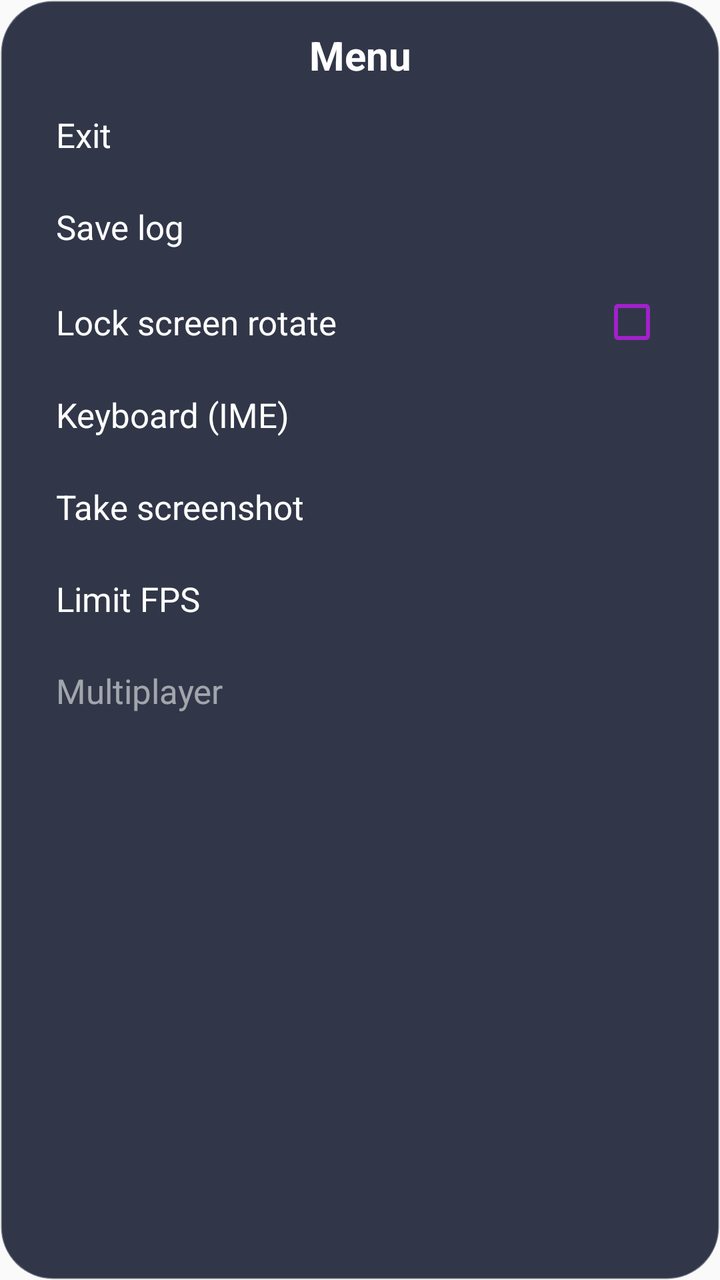
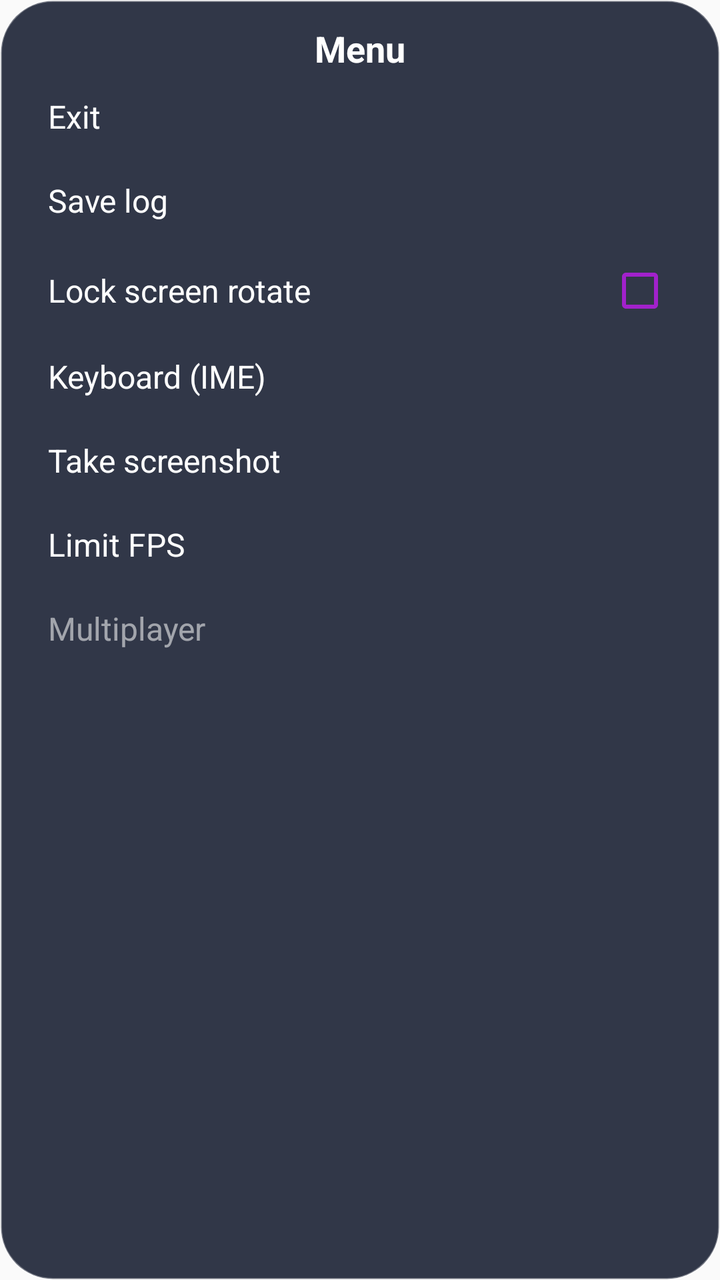

Before-and-after screenshots of an Android layout around one commit, followed by the original layout XML and the change that was made.
<!-- AndroidManifest.xml: application theme AppTheme -->
<!-- res/layout/dialog_gameplay_menu.xml -->
<?xml version="1.0" encoding="utf-8"?>
<LinearLayout xmlns:android="http://schemas.android.com/apk/res/android"
    android:layout_width="284dp"
    android:layout_height="wrap_content"
    android:background="@drawable/bg_gameplay_menu_panel"
    android:orientation="vertical"
    android:padding="14dp">

    <TextView
        android:id="@+id/gameplay_menu_title"
        android:layout_width="match_parent"
        android:layout_height="wrap_content"
        android:layout_marginBottom="6dp"
        android:gravity="center"
        android:text="@string/cmd_menu"
        android:textColor="@color/settings_title"
        android:textSize="20sp"
        android:textStyle="bold" />

    <TextView
        android:id="@+id/gameplay_menu_exit"
        android:layout_width="match_parent"
        android:layout_height="wrap_content"
        android:background="@drawable/bg_gameplay_menu_row"
        android:clickable="true"
        android:focusable="true"
        android:minHeight="42dp"
        android:paddingHorizontal="14dp"
        android:paddingVertical="9dp"
        android:text="@string/exit"
        android:textColor="@color/settings_title"
        android:textSize="17sp" />

    <TextView
        android:id="@+id/gameplay_menu_save_log"
        android:layout_width="match_parent"
        android:layout_height="wrap_content"
        android:layout_marginTop="4dp"
        android:background="@drawable/bg_gameplay_menu_row"
        android:clickable="true"
        android:focusable="true"
        android:minHeight="42dp"
        android:paddingHorizontal="14dp"
        android:paddingVertical="9dp"
        android:text="@string/save_log"
        android:textColor="@color/settings_title"
        android:textSize="17sp" />

    <LinearLayout
        android:id="@+id/gameplay_menu_lock_row"
        android:layout_width="match_parent"
        android:layout_height="wrap_content"
        android:layout_marginTop="4dp"
        android:background="@drawable/bg_gameplay_menu_row"
        android:clickable="true"
        android:focusable="true"
        android:gravity="center_vertical"
        android:minHeight="42dp"
        android:orientation="horizontal"
        android:paddingHorizontal="14dp"
        android:paddingVertical="6dp">

        <TextView
            android:layout_width="0dp"
            android:layout_height="wrap_content"
            android:layout_weight="1"
            android:text="@string/action_lock_orientation"
            android:textColor="@color/settings_title"
            android:textSize="17sp" />

        <CheckBox
            android:id="@+id/gameplay_menu_lock_checkbox"
            android:layout_width="wrap_content"
            android:layout_height="wrap_content"
            android:buttonTint="@color/settings_toolbar_end"
            android:clickable="false"
            android:focusable="false" />
    </LinearLayout>

    <TextView
        android:id="@+id/gameplay_menu_ime"
        android:layout_width="match_parent"
        android:layout_height="wrap_content"
        android:layout_marginTop="4dp"
        android:background="@drawable/bg_gameplay_menu_row"
        android:clickable="true"
        android:focusable="true"
        android:minHeight="42dp"
        android:paddingHorizontal="14dp"
        android:paddingVertical="9dp"
        android:text="@string/action_keyboard_ime"
        android:textColor="@color/settings_title"
        android:textSize="17sp" />

    <TextView
        android:id="@+id/gameplay_menu_screenshot"
        android:layout_width="match_parent"
        android:layout_height="wrap_content"
        android:layout_marginTop="4dp"
        android:background="@drawable/bg_gameplay_menu_row"
        android:clickable="true"
        android:focusable="true"
        android:minHeight="42dp"
        android:paddingHorizontal="14dp"
        android:paddingVertical="9dp"
        android:text="@string/take_screenshot"
        android:textColor="@color/settings_title"
        android:textSize="17sp" />

    <TextView
        android:id="@+id/gameplay_menu_limit_fps"
        android:layout_width="match_parent"
        android:layout_height="wrap_content"
        android:layout_marginTop="4dp"
        android:background="@drawable/bg_gameplay_menu_row"
        android:clickable="true"
        android:focusable="true"
        android:minHeight="42dp"
        android:paddingHorizontal="14dp"
        android:paddingVertical="9dp"
        android:text="@string/PREF_LIMIT_FPS"
        android:textColor="@color/settings_title"
        android:textSize="17sp" />

    <TextView
        android:id="@+id/gameplay_menu_multiplayer"
        android:layout_width="match_parent"
        android:layout_height="wrap_content"
        android:layout_marginTop="4dp"
        android:alpha="0.55"
        android:background="@drawable/bg_gameplay_menu_row"
        android:enabled="false"
        android:minHeight="42dp"
        android:paddingHorizontal="14dp"
        android:paddingVertical="9dp"
        android:text="@string/action_multiplayer"
        android:textColor="@color/settings_title"
        android:textSize="17sp" />

</LinearLayout>
<!-- resources referenced by this layout -->
<resources>
  <color name="settings_title">#FFFFFFFF</color>
  <color name="settings_toolbar_end">#A221CC</color>
  <!-- drawable bg_gameplay_menu_panel (drawable) -->
  <?xml version="1.0" encoding="utf-8"?>
  <shape xmlns:android="http://schemas.android.com/apk/res/android"
      android:shape="rectangle">
      <solid android:color="#F62A3042" />
      <corners android:radius="26dp" />
      <stroke
          android:width="1dp"
          android:color="#52FFFFFF" />
  </shape>
  <!-- drawable bg_gameplay_menu_row (drawable) -->
  <?xml version="1.0" encoding="utf-8"?>
  <selector xmlns:android="http://schemas.android.com/apk/res/android">
      <item android:state_pressed="true">
          <shape android:shape="rectangle">
              <solid android:color="#3DF0F2FF" />
              <corners android:radius="18dp" />
          </shape>
      </item>
      <item android:state_focused="true">
          <shape android:shape="rectangle">
              <solid android:color="#2AF0F2FF" />
              <corners android:radius="18dp" />
          </shape>
      </item>
      <item>
          <shape android:shape="rectangle">
              <solid android:color="@android:color/transparent" />
              <corners android:radius="18dp" />
          </shape>
      </item>
  </selector>
  <string name="PREF_LIMIT_FPS">Limit FPS</string>
  <string name="action_keyboard_ime">Keyboard (IME)</string>
  <string name="action_lock_orientation">Lock screen rotate</string>
  <string name="action_multiplayer">Multiplayer</string>
  <string name="cmd_menu">Menu</string>
  <string name="exit">Exit</string>
  <string name="save_log">Save log</string>
  <string name="take_screenshot">Take screenshot</string>
  <color name="primary">#212121</color>
  <color name="primary_dark">#1c1c1c</color>
  <color name="accent">#ff2e51</color>
  <color name="background">#fafafa</color>
  <style name="ButtonStyle" parent="Widget.AppCompat.Button.Colored">
          <item name="elevation">1dp</item>
          <item name="android:background">@drawable/bg_button</item>
      </style>
  <color name="text_primary">#000000</color>
  <color name="text_secondary">#353535</color>
  <!-- drawable bg_settings_dialog (drawable) -->
  <?xml version="1.0" encoding="utf-8"?>
  <shape xmlns:android="http://schemas.android.com/apk/res/android"
      android:shape="rectangle">
      <solid android:color="@color/settings_dialog_bg" />
      <corners android:radius="24dp" />
      <stroke
          android:width="1dp"
          android:color="@color/settings_dialog_stroke" />
  </shape>
  <color name="settings_summary">#D8E7FF</color>
  <!-- drawable bg_settings_choice_row (drawable) -->
  <?xml version="1.0" encoding="utf-8"?>
  <selector xmlns:android="http://schemas.android.com/apk/res/android">
      <item android:state_pressed="true">
          <shape android:shape="rectangle">
              <solid android:color="#36EDF2FF" />
              <corners android:radius="16dp" />
          </shape>
      </item>
      <item android:state_activated="true">
          <shape android:shape="rectangle">
              <solid android:color="#24EDF2FF" />
              <corners android:radius="16dp" />
          </shape>
      </item>
      <item android:state_checked="true">
          <shape android:shape="rectangle">
              <solid android:color="#1DEDF2FF" />
              <corners android:radius="16dp" />
          </shape>
      </item>
      <item>
          <shape android:shape="rectangle">
              <solid android:color="@android:color/transparent" />
              <corners android:radius="16dp" />
          </shape>
      </item>
  </selector>
  <color name="settings_dialog_bg">#F62A3042</color>
  <color name="settings_dialog_stroke">#40FFFFFF</color>
</resources>

<!-- the commit's change to res/layout/dialog_gameplay_menu.xml (unified diff, before → after) -->
@@ -1,20 +1,20 @@
 <?xml version="1.0" encoding="utf-8"?>
 <LinearLayout xmlns:android="http://schemas.android.com/apk/res/android"
-    android:layout_width="284dp"
+    android:layout_width="248dp"
     android:layout_height="wrap_content"
     android:background="@drawable/bg_gameplay_menu_panel"
     android:orientation="vertical"
-    android:padding="14dp">
+    android:padding="12dp">
 
     <TextView
         android:id="@+id/gameplay_menu_title"
         android:layout_width="match_parent"
         android:layout_height="wrap_content"
-        android:layout_marginBottom="6dp"
+        android:layout_marginBottom="4dp"
         android:gravity="center"
         android:text="@string/cmd_menu"
         android:textColor="@color/settings_title"
-        android:textSize="20sp"
+        android:textSize="18sp"
         android:textStyle="bold" />
 
     <TextView
@@ -24,12 +24,12 @@
         android:background="@drawable/bg_gameplay_menu_row"
         android:clickable="true"
         android:focusable="true"
-        android:minHeight="42dp"
-        android:paddingHorizontal="14dp"
-        android:paddingVertical="9dp"
+        android:minHeight="38dp"
+        android:paddingHorizontal="12dp"
+        android:paddingVertical="7dp"
         android:text="@string/exit"
         android:textColor="@color/settings_title"
-        android:textSize="17sp" />
+        android:textSize="16sp" />
 
     <TextView
         android:id="@+id/gameplay_menu_save_log"
@@ -39,12 +39,12 @@
         android:background="@drawable/bg_gameplay_menu_row"
         android:clickable="true"
         android:focusable="true"
-        android:minHeight="42dp"
-        android:paddingHorizontal="14dp"
-        android:paddingVertical="9dp"
+        android:minHeight="38dp"
+        android:paddingHorizontal="12dp"
+        android:paddingVertical="7dp"
         android:text="@string/save_log"
         android:textColor="@color/settings_title"
-        android:textSize="17sp" />
+        android:textSize="16sp" />
 
     <LinearLayout
         android:id="@+id/gameplay_menu_lock_row"
@@ -55,10 +55,10 @@
         android:clickable="true"
         android:focusable="true"
         android:gravity="center_vertical"
-        android:minHeight="42dp"
+        android:minHeight="38dp"
         android:orientation="horizontal"
-        android:paddingHorizontal="14dp"
-        android:paddingVertical="6dp">
+        android:paddingHorizontal="12dp"
+        android:paddingVertical="5dp">
 
         <TextView
             android:layout_width="0dp"
@@ -66,7 +66,7 @@
             android:layout_weight="1"
             android:text="@string/action_lock_orientation"
             android:textColor="@color/settings_title"
-            android:textSize="17sp" />
+            android:textSize="16sp" />
 
         <CheckBox
             android:id="@+id/gameplay_menu_lock_checkbox"
@@ -85,12 +85,12 @@
         android:background="@drawable/bg_gameplay_menu_row"
         android:clickable="true"
         android:focusable="true"
-        android:minHeight="42dp"
-        android:paddingHorizontal="14dp"
-        android:paddingVertical="9dp"
+        android:minHeight="38dp"
+        android:paddingHorizontal="12dp"
+        android:paddingVertical="7dp"
         android:text="@string/action_keyboard_ime"
         android:textColor="@color/settings_title"
-        android:textSize="17sp" />
+        android:textSize="16sp" />
 
     <TextView
         android:id="@+id/gameplay_menu_screenshot"
@@ -100,12 +100,12 @@
         android:background="@drawable/bg_gameplay_menu_row"
         android:clickable="true"
         android:focusable="true"
-        android:minHeight="42dp"
-        android:paddingHorizontal="14dp"
-        android:paddingVertical="9dp"
+        android:minHeight="38dp"
+        android:paddingHorizontal="12dp"
+        android:paddingVertical="7dp"
         android:text="@string/take_screenshot"
         android:textColor="@color/settings_title"
-        android:textSize="17sp" />
+        android:textSize="16sp" />
 
     <TextView
         android:id="@+id/gameplay_menu_limit_fps"
@@ -115,12 +115,12 @@
         android:background="@drawable/bg_gameplay_menu_row"
         android:clickable="true"
         android:focusable="true"
-        android:minHeight="42dp"
-        android:paddingHorizontal="14dp"
-        android:paddingVertical="9dp"
+        android:minHeight="38dp"
+        android:paddingHorizontal="12dp"
+        android:paddingVertical="7dp"
         android:text="@string/PREF_LIMIT_FPS"
         android:textColor="@color/settings_title"
-        android:textSize="17sp" />
+        android:textSize="16sp" />
 
     <TextView
         android:id="@+id/gameplay_menu_multiplayer"
@@ -130,11 +130,11 @@
         android:alpha="0.55"
         android:background="@drawable/bg_gameplay_menu_row"
         android:enabled="false"
-        android:minHeight="42dp"
-        android:paddingHorizontal="14dp"
-        android:paddingVertical="9dp"
+        android:minHeight="38dp"
+        android:paddingHorizontal="12dp"
+        android:paddingVertical="7dp"
         android:text="@string/action_multiplayer"
         android:textColor="@color/settings_title"
-        android:textSize="17sp" />
+        android:textSize="16sp" />
 
 </LinearLayout>
